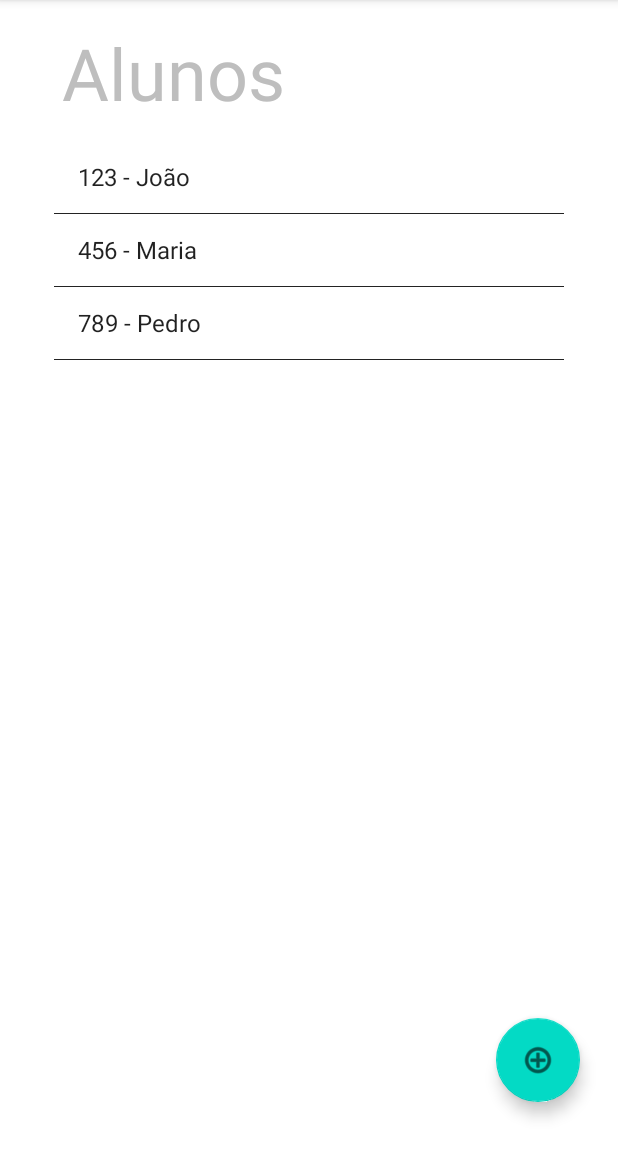
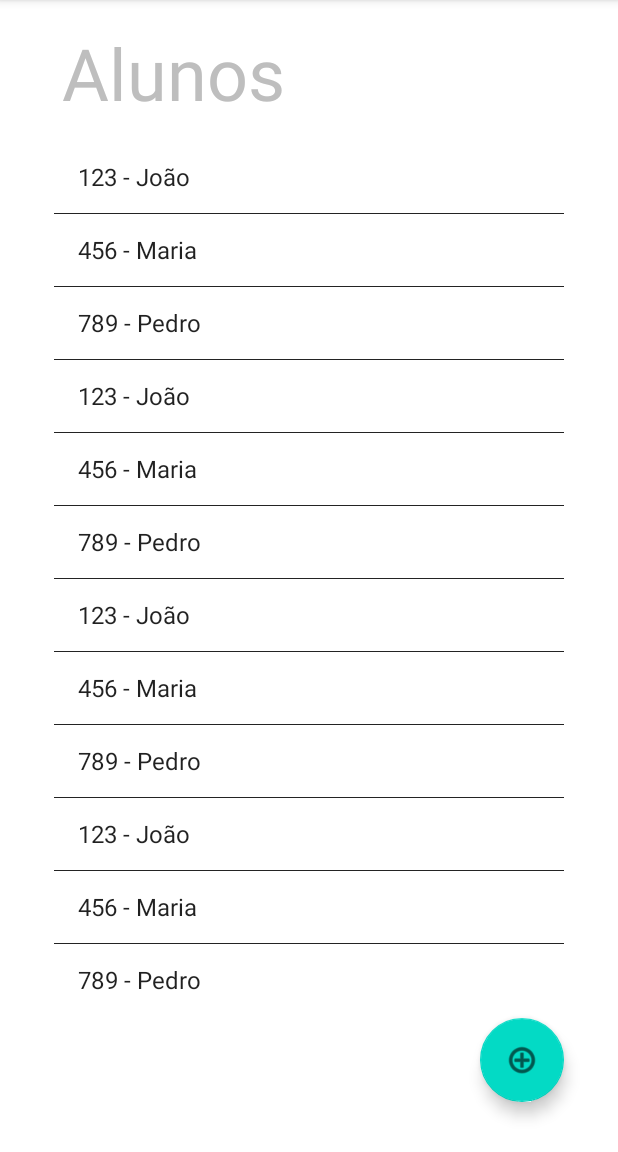
Before and after one commit to wellAlpha/lista_de_alunos, an Android app: the screen it shows after launch (MainActivity before the commit, AlunoListActivity after it), on a phone screen of 412 x 824 dp, the part 84-1236 px from its top. Run offline under Robolectric (Android 15) with nearby library versions, the phone set to English and light mode, and no system bars.

Commit message:
fix: ajustando organização e adicionando icone.

```diff
--- a/app/src/main/java/com/example/lista_de_alunos/MainActivity.java
+++ /dev/null
@@ -1,64 +0,0 @@
-package com.example.lista_de_alunos;
-
-import androidx.appcompat.app.AppCompatActivity;
-
-import android.content.Intent;
-import android.os.Bundle;
-import android.view.View;
-import android.widget.AdapterView;
-import android.widget.ArrayAdapter;
-import android.widget.ListView;
-import android.widget.Toast;
-
-import com.google.android.material.floatingactionbutton.FloatingActionButton;
-
-import java.util.ArrayList;
-import java.util.List;
-
-import models.Aluno;
-
-public class MainActivity extends AppCompatActivity {
-    private ListView listView;
-    private FloatingActionButton floatBtn;
-    private List<Aluno> items = new ArrayList<>();
-
-    @Override
-    protected void onCreate(Bundle savedInstanceState) {
-        super.onCreate(savedInstanceState);
-        setContentView(R.layout.activity_main);
-
-        items.add(new Aluno("João", "Silva", "123", "01/01/1990", "Análise e Desenvolvimento de Sistemas", 2021));
-        items.add(new Aluno("Maria", "Silva","456", "02/02/1991", "Administração", 2021));
-        items.add(new Aluno("Pedro", "Silva", "789", "03/03/1992", "Análise e Desenvolvimento de Sistemas", 2021));
-
-        listView = findViewById(R.id.list);
-        floatBtn = findViewById(R.id.floatingActionButton);
-
-        ArrayAdapter<Aluno> adapter = new ArrayAdapter<>(this, android.R.layout.simple_list_item_1, items);
-
-        listView.setAdapter(adapter);
-
-        listView.setOnItemClickListener(new AdapterView.OnItemClickListener() {
-            @Override
-            public void onItemClick(AdapterView<?> adapterView, View view, int position, long id) {
-                Aluno selectedItem = adapter.getItem(position);
-
-                Intent intent = new Intent(MainActivity.this, AlunoDetailsActivity.class);
-
-                intent.putExtra("selectedItem", selectedItem);
-
-                startActivity(intent);
-                // Toast.makeText(MainActivity.this, "Item selecionado: " + selectedItem, Toast.LENGTH_SHORT).show();
-            }
-        });
-
-        floatBtn.setOnClickListener(new View.OnClickListener() {
-            @Override
-            public void onClick(View view) {
-                Intent intent = new Intent(MainActivity.this, AlunoCreateActivity.class);
-
-                startActivity(intent);
-            }
-        });
-    }
-}
--- a/app/src/main/java/models/Aluno.java
+++ b/app/src/main/java/com/example/lista_de_alunos/models/Aluno.java
@@ -1,4 +1,4 @@
-package models;
+package com.example.lista_de_alunos.models;
 
 import java.io.Serializable;
 
--- a/app/src/main/java/com/example/lista_de_alunos/AlunoCreateActivity.java
+++ b/app/src/main/java/com/example/lista_de_alunos/views/AlunoCreateActivity.java
@@ -1,8 +1,10 @@
-package com.example.lista_de_alunos;
+package com.example.lista_de_alunos.views;
 
 import androidx.appcompat.app.AppCompatActivity;
 
 import android.os.Bundle;
+
+import com.example.lista_de_alunos.R;
 
 public class AlunoCreateActivity extends AppCompatActivity {
 
--- a/app/src/main/java/com/example/lista_de_alunos/AlunoDetailsActivity.java
+++ b/app/src/main/java/com/example/lista_de_alunos/views/AlunoDetailsActivity.java
@@ -1,4 +1,4 @@
-package com.example.lista_de_alunos;
+package com.example.lista_de_alunos.views;
 
 import androidx.appcompat.app.AppCompatActivity;
 
@@ -6,7 +6,8 @@ import android.content.Intent;
 import android.os.Bundle;
 import android.widget.TextView;
 
-import models.Aluno;
+import com.example.lista_de_alunos.R;
+import com.example.lista_de_alunos.models.Aluno;
 
 public class AlunoDetailsActivity extends AppCompatActivity {
 
--- /dev/null
+++ b/app/src/main/java/com/example/lista_de_alunos/views/AlunoListActivity.java
@@ -0,0 +1,82 @@
+package com.example.lista_de_alunos.views;
+
+import androidx.appcompat.app.AppCompatActivity;
+
+import android.content.Intent;
+import android.os.Bundle;
+import android.view.View;
+import android.widget.AdapterView;
+import android.widget.ArrayAdapter;
+import android.widget.ListView;
+
+import com.example.lista_de_alunos.R;
+import com.google.android.material.floatingactionbutton.FloatingActionButton;
+
+import java.util.ArrayList;
+import java.util.List;
+
+import com.example.lista_de_alunos.models.Aluno;
+
+public class AlunoListActivity extends AppCompatActivity {
+    private ListView listView;
+    private FloatingActionButton floatBtn;
+    private List<Aluno> items = new ArrayList<>();
+
+    @Override
+    protected void onCreate(Bundle savedInstanceState) {
+        super.onCreate(savedInstanceState);
+        setContentView(R.layout.activity_main);
+
+        items.add(new Aluno("João", "Silva", "123", "01/01/1990", "Análise e Desenvolvimento de Sistemas", 2021));
+        items.add(new Aluno("Maria", "Silva","456", "02/02/1991", "Administração", 2021));
+        items.add(new Aluno("Pedro", "Silva", "789", "03/03/1992", "Análise e Desenvolvimento de Sistemas", 2021));
+        items.add(new Aluno("João", "Silva", "123", "01/01/1990", "Análise e Desenvolvimento de Sistemas", 2021));
+        items.add(new Aluno("Maria", "Silva","456", "02/02/1991", "Administração", 2021));
+        items.add(new Aluno("Pedro", "Silva", "789", "03/03/1992", "Análise e Desenvolvimento de Sistemas", 2021));
+        items.add(new Aluno("João", "Silva", "123", "01/01/1990", "Análise e Desenvolvimento de Sistemas", 2021));
+        items.add(new Aluno("Maria", "Silva","456", "02/02/1991", "Administração", 2021));
+        items.add(new Aluno("Pedro", "Silva", "789", "03/03/1992", "Análise e Desenvolvimento de Sistemas", 2021));
+        items.add(new Aluno("João", "Silva", "123", "01/01/1990", "Análise e Desenvolvimento de Sistemas", 2021));
+        items.add(new Aluno("Maria", "Silva","456", "02/02/1991", "Administração", 2021));
+        items.add(new Aluno("Pedro", "Silva", "789", "03/03/1992", "Análise e Desenvolvimento de Sistemas", 2021));
+        items.add(new Aluno("João", "Silva", "123", "01/01/1990", "Análise e Desenvolvimento de Sistemas", 2021));
+        items.add(new Aluno("Maria", "Silva","456", "02/02/1991", "Administração", 2021));
+        items.add(new Aluno("Pedro", "Silva", "789", "03/03/1992", "Análise e Desenvolvimento de Sistemas", 2021));
+        items.add(new Aluno("João", "Silva", "123", "01/01/1990", "Análise e Desenvolvimento de Sistemas", 2021));
+        items.add(new Aluno("Maria", "Silva","456", "02/02/1991", "Administração", 2021));
+        items.add(new Aluno("Pedro", "Silva", "789", "03/03/1992", "Análise e Desenvolvimento de Sistemas", 2021));
+        items.add(new Aluno("João", "Silva", "123", "01/01/1990", "Análise e Desenvolvimento de Sistemas", 2021));
+        items.add(new Aluno("Maria", "Silva","456", "02/02/1991", "Administração", 2021));
+        items.add(new Aluno("Pedro", "Silva", "789", "03/03/1992", "Análise e Desenvolvimento de Sistemas", 2021));
+
+        listView = findViewById(R.id.list);
+        floatBtn = findViewById(R.id.floatingActionButton);
+
+        ArrayAdapter<Aluno> adapter = new ArrayAdapter<>(this, android.R.layout.simple_list_item_1, items);
+
+        listView.setAdapter(adapter);
+
+        listView.setOnItemClickListener(new AdapterView.OnItemClickListener() {
+            @Override
+            public void onItemClick(AdapterView<?> adapterView, View view, int position, long id) {
+                Aluno selectedItem = adapter.getItem(position);
+
+                Intent intent = new Intent(AlunoListActivity.this, AlunoDetailsActivity.class);
+
+                intent.putExtra("selectedItem", selectedItem);
+
+                startActivity(intent);
+                // Toast.makeText(MainActivity.this, "Item selecionado: " + selectedItem, Toast.LENGTH_SHORT).show();
+            }
+        });
+
+        floatBtn.setOnClickListener(new View.OnClickListener() {
+            @Override
+            public void onClick(View view) {
+                Intent intent = new Intent(AlunoListActivity.this, AlunoCreateActivity.class);
+
+                startActivity(intent);
+            }
+        });
+    }
+}
--- a/app/src/main/res/layout/activity_aluno_create.xml
+++ b/app/src/main/res/layout/activity_aluno_create.xml
@@ -4,7 +4,7 @@
     xmlns:tools="http://schemas.android.com/tools"
     android:layout_width="match_parent"
     android:layout_height="match_parent"
-    tools:context=".AlunoCreateActivity">
+    tools:context=".views.AlunoCreateActivity">
 
     <TextView
         android:id="@+id/textView"
--- a/app/src/main/res/layout/activity_aluno_details.xml
+++ b/app/src/main/res/layout/activity_aluno_details.xml
@@ -4,7 +4,7 @@
     xmlns:tools="http://schemas.android.com/tools"
     android:layout_width="match_parent"
     android:layout_height="match_parent"
-    tools:context=".AlunoDetailsActivity">
+    tools:context=".views.AlunoDetailsActivity">
 
     <LinearLayout
         android:id="@+id/linearLayout"
--- a/app/src/main/res/layout/activity_main.xml
+++ b/app/src/main/res/layout/activity_main.xml
@@ -5,13 +5,13 @@
     android:layout_width="match_parent"
     android:layout_height="match_parent"
     android:theme="@android:style/Theme.Black"
-    tools:context=".MainActivity">
+    tools:context=".views.AlunoListActivity">
 
     <com.google.android.material.floatingactionbutton.FloatingActionButton
         android:id="@+id/floatingActionButton"
         android:layout_width="wrap_content"
         android:layout_height="wrap_content"
-        android:layout_marginEnd="25dp"
+        android:layout_marginEnd="36dp"
         android:layout_marginBottom="33dp"
         android:clickable="true"
         app:layout_constraintBottom_toBottomOf="parent"
@@ -51,4 +51,5 @@
         app:layout_constraintTop_toTopOf="parent">
 
     </ListView>
+
 </androidx.constraintlayout.widget.ConstraintLayout>
```
Also changed, not shown: app/src/main/AndroidManifest.xml (+4 -4 lines).
